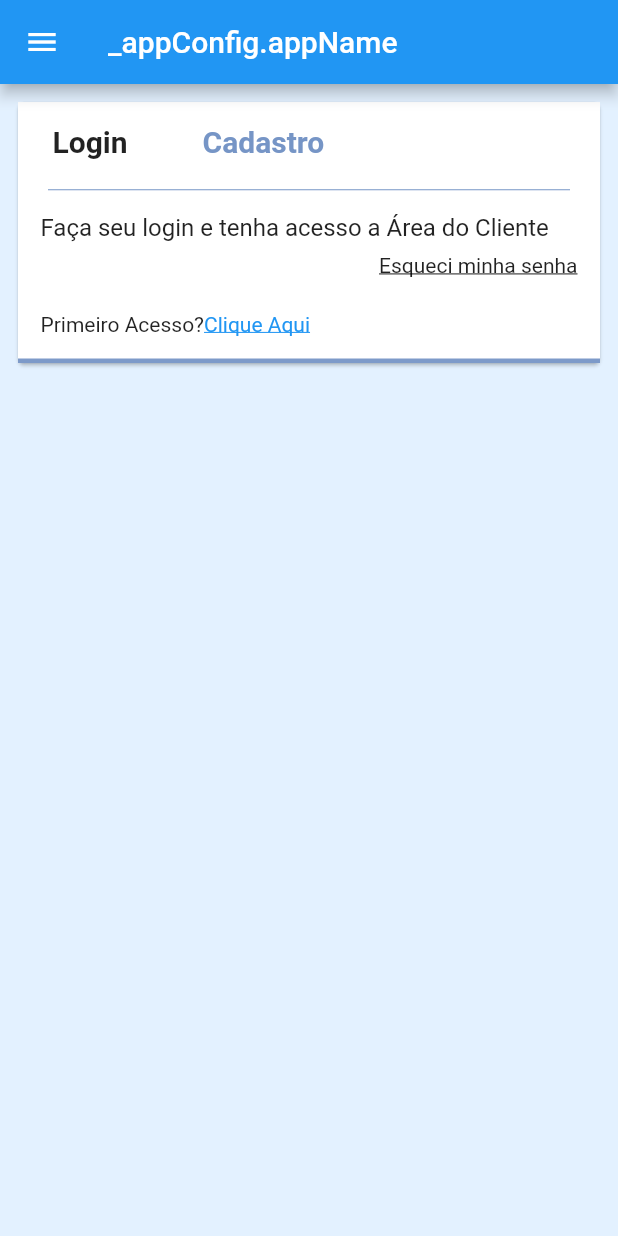
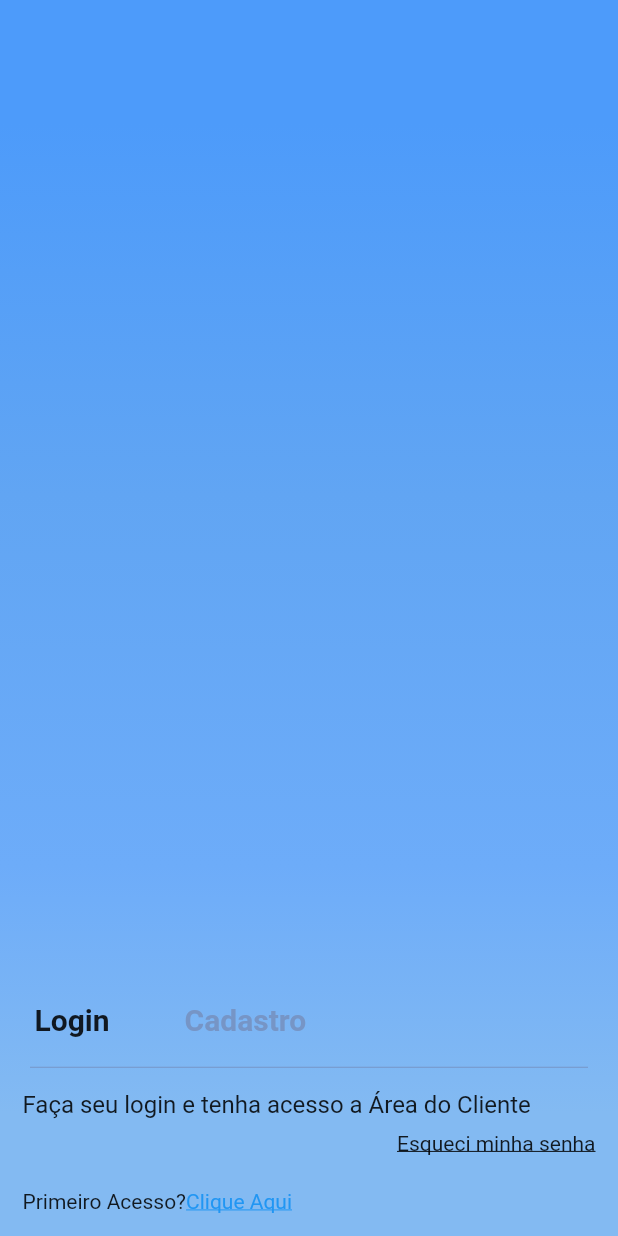
Before and after one commit to neipoeta/marmitec, a Flutter app: the screen it shows after launch, on a phone screen of 412 x 824 dp. Run offline on Flutter 3.47's test engine with Material 2 defaults, Android fonts, the phone set to English and light mode, and no system bars; our stand-ins replace awesome_notifications, get; missing offline and left inert: ndialog.

Commit message:
login ux

```diff
--- a/lib/pages/login/login_page.dart
+++ b/lib/pages/login/login_page.dart
@@ -1,8 +1,8 @@
 import 'package:flutter/material.dart';
+import 'package:flutter/services.dart';
 import 'package:get/get.dart';
 import 'package:marmitec/controllers/login_controller.dart';
 import 'package:ndialog/ndialog.dart';
-import '../../app_config.dart';
 import '../../widgets/drawer_padrao.dart';
 
 class LoginPage extends GetView<LoginController> {
@@ -20,22 +20,31 @@ class LoginPage extends GetView<LoginController> {
     return SafeArea(
       child: Scaffold(
         key: skaffoldKey,
-        appBar: AppBar(
-          title: const Text('_appConfig.appName'),
+        drawer: DrawerPadrao(true),
+        body: AnnotatedRegion<SystemUiOverlayStyle>(
+          value: SystemUiOverlayStyle.light,
+          child: GestureDetector(
+            onTap: () => FocusScope.of(context).unfocus(),
+            child: Stack(
+              children: [
+                Container(
+                  width: double.infinity,
+                  height: double.infinity,
+                  decoration: const BoxDecoration(
+                    gradient: LinearGradient(
+                      begin: Alignment.topCenter,
+                      end: Alignment.bottomCenter,
+                      colors: [
+                        Color.fromARGB(255, 77, 155, 250),
+                        Color.fromARGB(255, 97, 165, 243),
+                        Color.fromARGB(255, 109, 172, 249),
+                        Color.fromARGB(255, 131, 186, 242),
+                      ],
+                      stops: [0.1, 0.4, 0.7, 0.9],
                     ),
-        drawer: DrawerPadrao(true),
-        backgroundColor: const Color.fromARGB(255, 227, 241, 255),
-        body: Padding(
-          padding: const EdgeInsets.all(8.0),
-          child: Card(
-            child: Container(
-              decoration: const BoxDecoration(
-                border: Border(
-                  bottom: BorderSide(
-                      width: 3.0, color: Color.fromARGB(255, 125, 154, 201)),
                   ),
-                color: Colors.white,
-              ),
+                  child: SizedBox(
+                    height: double.infinity,
                     child: SingleChildScrollView(
                       reverse: true,
                       child: Column(
@@ -67,7 +76,8 @@ class LoginPage extends GetView<LoginController> {
                                       style: TextStyle(
                                         fontSize: 20,
                                         fontWeight: FontWeight.bold,
-                                  color: Color.fromARGB(255, 118, 149, 198),
+                                        color:
+                                            Color.fromARGB(255, 118, 149, 198),
                                       ),
                                     ),
                                   ),
@@ -76,8 +86,8 @@ class LoginPage extends GetView<LoginController> {
                             ),
                           ),
                           const Padding(
-                      padding:
-                          EdgeInsets.symmetric(horizontal: 20.0, vertical: 5),
+                            padding: EdgeInsets.symmetric(
+                                horizontal: 20.0, vertical: 5),
                             child: Divider(
                               height: 1,
                               color: Color.fromARGB(255, 118, 149, 198),
@@ -125,8 +135,8 @@ class LoginPage extends GetView<LoginController> {
                               child: GestureDetector(
                                 child: const Text(
                                   'Esqueci minha senha',
-                            style:
-                                TextStyle(decoration: TextDecoration.underline),
+                                  style: TextStyle(
+                                      decoration: TextDecoration.underline),
                                 ),
                                 onTap: () async {
                                   if (_loginController.text.length < 6) {
@@ -236,7 +246,8 @@ class LoginPage extends GetView<LoginController> {
                                   child: const Text('Clique Aqui',
                                       style: TextStyle(
                                           color: Colors.blue,
-                                    decoration: TextDecoration.underline)),
+                                          decoration:
+                                              TextDecoration.underline)),
                                 ),
                               ],
                             ),
@@ -244,6 +255,9 @@ class LoginPage extends GetView<LoginController> {
                         ],
                       ),
                     ),
+                  ),
+                ),
+              ],
             ),
           ),
         ),
```
Lines whose indentation alone changed are shown as unchanged.
